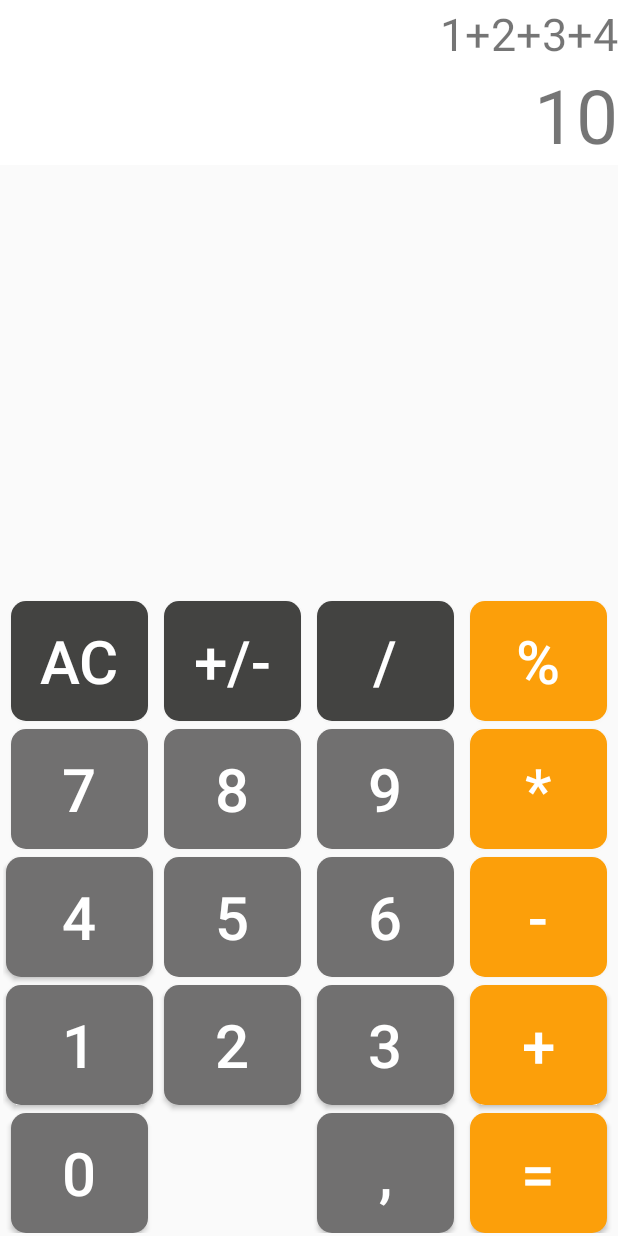
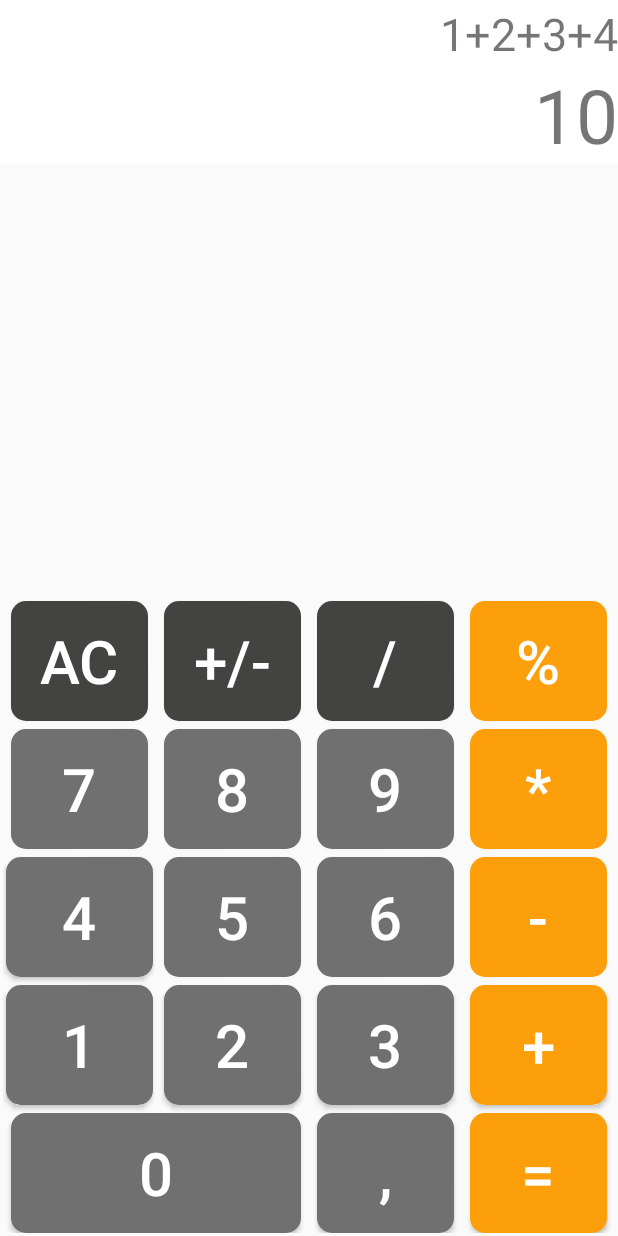
Before and after one commit to mimadera/AndroidStudioProjects, an Android app: the screen it shows after launch (MainActivity), on a phone screen of 412 x 824 dp. Run offline under Robolectric (Android 15) with nearby library versions, the phone set to English and light mode, and no system bars.

Commit message:
Mapping buttons with UI

```diff
--- a/Calculator/app/src/main/java/com/example/calculator/MainActivity.java
+++ b/Calculator/app/src/main/java/com/example/calculator/MainActivity.java
@@ -2,12 +2,186 @@ package com.example.calculator;
 
 import android.support.v7.app.AppCompatActivity;
 import android.os.Bundle;
+import android.view.View;
+import android.widget.Button;
+import android.widget.EditText;
+import android.widget.TextView;
 
 public class MainActivity extends AppCompatActivity {
+
+    private Button BtnAC;
+    private Button Btn0;
+    private Button Btn1;
+    private Button Btn2;
+    private Button Btn3;
+    private Button Btn4;
+    private Button Btn5;
+    private Button Btn6;
+    private Button Btn7;
+    private Button Btn8;
+    private Button Btn9;
+    private Button BtnResult;
+    private Button BtnMult;
+    private Button BtnDiv;
+    private Button BtnPlusMinus;
+    private Button BtnPlus;
+    private Button BtnMinus;
+    private Button BtnProcent;
+
+    private TextView userInput;
+    private TextView results;
+
 
     @Override
     protected void onCreate(Bundle savedInstanceState) {
         super.onCreate(savedInstanceState);
         setContentView(R.layout.activity_main);
+
+        final TextView partialResults = (TextView) findViewById(R.id.results);
+        final TextView result = (TextView) findViewById(R.id.userInput);
+
+        BtnResult = (Button) findViewById(R.id.BtnResult);
+        BtnResult.setOnClickListener(new View.OnClickListener() {
+            @Override
+            public void onClick(View v) {
+
+            }
+        });
+
+        BtnProcent = (Button) findViewById(R.id.BtnProcent);
+        BtnProcent.setOnClickListener(new View.OnClickListener() {
+            @Override
+            public void onClick(View v) {
+
+            }
+        });
+
+        BtnDiv = (Button) findViewById(R.id.BtnDiv);
+        BtnDiv.setOnClickListener(new View.OnClickListener() {
+            @Override
+            public void onClick(View v) {
+
+            }
+        });
+
+        BtnMult = (Button) findViewById(R.id.BtnMult);
+        BtnMult.setOnClickListener(new View.OnClickListener() {
+            @Override
+            public void onClick(View v) {
+
+            }
+        });
+
+        BtnPlus = (Button) findViewById(R.id.BtnPlus);
+        BtnPlus.setOnClickListener(new View.OnClickListener() {
+            @Override
+            public void onClick(View v) {
+
+            }
+        });
+
+        BtnMinus = (Button) findViewById(R.id.BtnMinus);
+        BtnMinus.setOnClickListener(new View.OnClickListener() {
+            @Override
+            public void onClick(View v) {
+
+            }
+        });
+
+        BtnPlusMinus = (Button) findViewById(R.id.BtnPlusMinus);
+        BtnPlusMinus.setOnClickListener(new View.OnClickListener() {
+            @Override
+            public void onClick(View v) {
+
+            }
+        });
+
+        BtnAC = (Button) findViewById(R.id.BtnAC);
+        BtnAC.setOnClickListener(new View.OnClickListener() {
+            @Override
+            public void onClick(View v) {
+
+            }
+        });
+
+        Btn0 = (Button) findViewById(R.id.Btn0);
+        Btn0.setOnClickListener(new View.OnClickListener() {
+            @Override
+            public void onClick(View v) {
+
+            }
+        });
+
+        Btn1 = (Button) findViewById(R.id.Btn1);
+        Btn1.setOnClickListener(new View.OnClickListener() {
+            @Override
+            public void onClick(View v) {
+
+            }
+        });
+
+        Btn2 = (Button) findViewById(R.id.Btn2);
+        Btn2.setOnClickListener(new View.OnClickListener() {
+            @Override
+            public void onClick(View v) {
+
+            }
+        });
+
+        Btn3 = (Button) findViewById(R.id.Btn3);
+        Btn3.setOnClickListener(new View.OnClickListener() {
+            @Override
+            public void onClick(View v) {
+
+            }
+        });
+
+        Btn4 = (Button) findViewById(R.id.Btn4);
+        Btn4.setOnClickListener(new View.OnClickListener() {
+            @Override
+            public void onClick(View v) {
+
+            }
+        });
+
+        Btn5 = (Button) findViewById(R.id.Btn5);
+        Btn5.setOnClickListener(new View.OnClickListener() {
+            @Override
+            public void onClick(View v) {
+
+            }
+        });
+
+        Btn6 = (Button) findViewById(R.id.Btn6);
+        Btn6.setOnClickListener(new View.OnClickListener() {
+            @Override
+            public void onClick(View v) {
+
+            }
+        });
+
+        Btn7 = (Button) findViewById(R.id.Btn7);
+        Btn7.setOnClickListener(new View.OnClickListener() {
+            @Override
+            public void onClick(View v) {
+
+            }
+        });
+        Btn8 = (Button) findViewById(R.id.Btn8);
+        Btn8.setOnClickListener(new View.OnClickListener() {
+            @Override
+            public void onClick(View v) {
+
+            }
+        });
+
+        Btn9 = (Button) findViewById(R.id.Btn9);
+        Btn9.setOnClickListener(new View.OnClickListener() {
+            @Override
+            public void onClick(View v) {
+
+            }
+        });
+
     }
 }
--- a/Calculator/app/src/main/res/layout/buttons.xml
+++ b/Calculator/app/src/main/res/layout/buttons.xml
@@ -207,6 +207,8 @@
         android:layout_marginLeft="5dp"
         android:layout_marginRight="5dp"
         android:layout_gravity="fill_horizontal"
+        android:layout_columnSpan="2"
+
 
         />
     <Button
```
